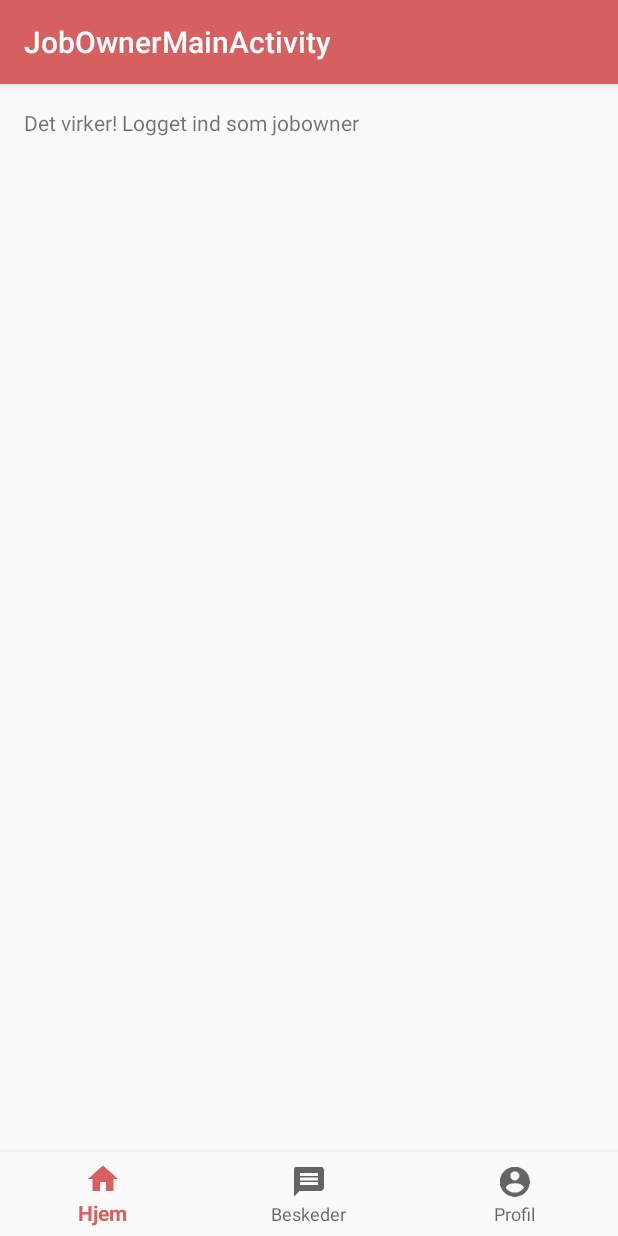
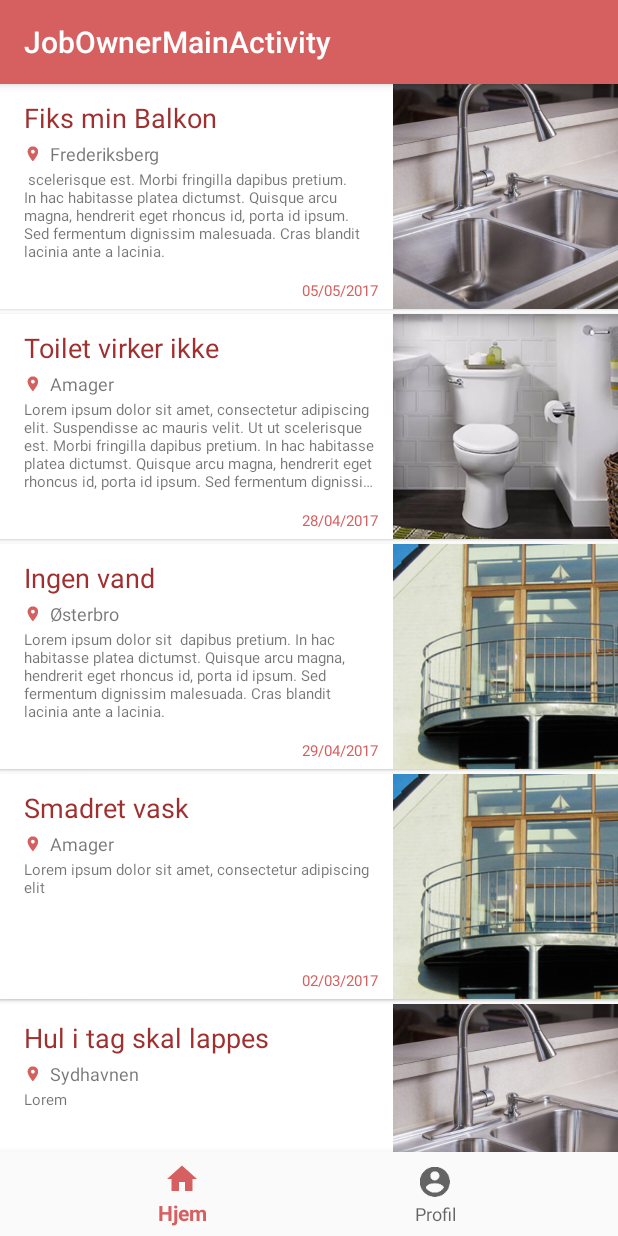
Before and after one commit to emilstepanian/JustHandworker, an Android app: the JobOwnerMainActivity screen opened directly, with no data from a screen before it, on a phone screen of 412 x 824 dp. Run offline under Robolectric (Android 15) with nearby library versions, the phone set to English and light mode, and no system bars; 1 statement that could not run was skipped.

Commit message:
Tilføjet views til jobowner og tilpasset profile page

```diff
--- a/app/src/main/java/com/example/emilstepanian/justhandworker/jobowner/ui/JobOwnerMainActivity.java
+++ b/app/src/main/java/com/example/emilstepanian/justhandworker/jobowner/ui/JobOwnerMainActivity.java
@@ -3,15 +3,30 @@ package com.example.emilstepanian.justhandworker.jobowner.ui;
 import android.os.Bundle;
 import android.support.annotation.NonNull;
 import android.support.design.widget.BottomNavigationView;
+import android.support.v4.app.Fragment;
+import android.support.v4.app.FragmentManager;
+import android.support.v4.app.FragmentTransaction;
 import android.support.v7.app.AppCompatActivity;
 import android.view.MenuItem;
 import android.widget.TextView;
 
 import com.example.emilstepanian.justhandworker.R;
+import com.example.emilstepanian.justhandworker.jobtaker.ui.*;
+import com.example.emilstepanian.justhandworker.jobtaker.ui.HomeContainerFragment;
+import com.example.emilstepanian.justhandworker.shared.model.User;
 
 public class JobOwnerMainActivity extends AppCompatActivity {
 
-    private TextView mTextMessage;
+    private User currentUser;
+
+
+
+    private Fragment fragment, homeFragment, profileFragment;
+    private FragmentManager fragmentManager;
+
+    public User getCurrentUser() {
+        return currentUser;
+    }
 
     private BottomNavigationView.OnNavigationItemSelectedListener mOnNavigationItemSelectedListener
             = new BottomNavigationView.OnNavigationItemSelectedListener() {
@@ -19,17 +34,26 @@ public class JobOwnerMainActivity extends AppCompatActivity {
         @Override
         public boolean onNavigationItemSelected(@NonNull MenuItem item) {
             switch (item.getItemId()) {
-                case R.id.navigation_home:
-                    mTextMessage.setText(R.string.title_home);
-                    return true;
-                case R.id.navigation_messages:
-                    mTextMessage.setText(R.string.title_messages);
-                    return true;
-                case R.id.navigation_profile:
-                    mTextMessage.setText(R.string.title_profile);
-                    return true;
+                case R.id.jobowner_navigation_home:
+                    if(fragment != homeFragment) {
+                        fragment = homeFragment;
+                    }
+
+                    break;
+
+
+                case R.id.jobowner_navigation_profile:
+
+                    if(fragment != profileFragment){
+                        fragment = profileFragment;
+                    }
+
+                    break;
             }
-            return false;
+
+            final FragmentTransaction transaction = fragmentManager.beginTransaction();
+            transaction.replace(R.id.jobowner_main_container, fragment).commit();
+            return true;
         }
 
     };
@@ -37,11 +61,29 @@ public class JobOwnerMainActivity extends AppCompatActivity {
     @Override
     protected void onCreate(Bundle savedInstanceState) {
         super.onCreate(savedInstanceState);
-        setContentView(R.layout.activity_job_owner_main);
+        setContentView(R.layout.activity_jobowner_main);
+        Bundle userInfo = getIntent().getExtras();
 
-        mTextMessage = (TextView) findViewById(R.id.message);
-        BottomNavigationView navigation = (BottomNavigationView) findViewById(R.id.navigation);
+        currentUser = new User(userInfo.getInt("id"), userInfo.getInt("professionId"), userInfo.getString("firstName"), userInfo.getString("lastName"), userInfo.getString("username"), userInfo.getString(("password")));
+
+
+
+        homeFragment = new JobOwnerHomeContainerFragment();
+        profileFragment = new JobOwnerProfileContainerFragment();
+
+
+
+        //Message that shows which menuitem we have selected
+
+        BottomNavigationView navigation = (BottomNavigationView) findViewById(R.id.jobowner_main_navigation);
         navigation.setOnNavigationItemSelectedListener(mOnNavigationItemSelectedListener);
+
+        fragmentManager = getSupportFragmentManager();
+
+        fragment = new HomeContainerFragment();
+        final FragmentTransaction transaction = fragmentManager.beginTransaction();
+        transaction.replace(R.id.jobowner_main_container, fragment).commit();
+
     }
 
 }
--- a/app/src/main/res/layout/activity_job_owner_main.xml
+++ b/app/src/main/res/layout/activity_jobowner_main.xml
@@ -9,29 +9,19 @@
     tools:context="com.example.emilstepanian.justhandworker.jobowner.ui.JobOwnerMainActivity">
 
     <FrameLayout
-        android:id="@+id/content"
+        android:id="@+id/jobowner_main_container"
         android:layout_width="match_parent"
         android:layout_height="0dp"
         android:layout_weight="1">
 
-        <TextView
-            android:id="@+id/message"
-            android:layout_width="match_parent"
-            android:layout_height="wrap_content"
-            android:layout_marginBottom="@dimen/activity_vertical_margin"
-            android:layout_marginLeft="@dimen/activity_horizontal_margin"
-            android:layout_marginRight="@dimen/activity_horizontal_margin"
-            android:layout_marginTop="@dimen/activity_vertical_margin"
-            android:text="@string/welcome_message_for_jobOwner" />
-
     </FrameLayout>
 
     <android.support.design.widget.BottomNavigationView
-        android:id="@+id/navigation"
+        android:id="@+id/jobowner_main_navigation"
         android:layout_width="match_parent"
         android:layout_height="wrap_content"
         android:layout_gravity="bottom"
         android:background="?android:attr/windowBackground"
-        app:menu="@menu/navigation" />
+        app:menu="@menu/jobowner_navigation" />
 
 </LinearLayout>
--- a/app/src/main/res/layout/fragment_profile_page.xml
+++ b/app/src/main/res/layout/fragment_profile_page.xml
@@ -46,7 +46,7 @@
 
 
             <TextView
-                android:id="@+id/textView2"
+                android:id="@+id/profile_page_fullname"
                 android:layout_width="match_parent"
                 android:layout_height="wrap_content"
                 android:paddingBottom="5dp"
@@ -63,7 +63,7 @@
 
 
             <TextView
-                android:id="@+id/textView2"
+                android:id="@+id/profile_page_profession"
                 android:layout_width="match_parent"
                 android:layout_height="wrap_content"
                 android:paddingBottom="5dp"
--- /dev/null
+++ b/app/src/main/res/menu/jobowner_navigation.xml
@@ -0,0 +1,14 @@
+<?xml version="1.0" encoding="utf-8"?>
+<menu xmlns:android="http://schemas.android.com/apk/res/android">
+
+    <item
+        android:id="@+id/jobowner_navigation_home"
+        android:icon="@drawable/ic_home_black_24dp"
+        android:title="@string/title_home" />
+
+    <item
+        android:id="@+id/jobowner_navigation_profile"
+        android:icon="@drawable/ic_account_circle_white_24dp"
+        android:title="@string/title_profile" />
+
+</menu>
```
Also changed, not shown: app/src/main/java/com/example/emilstepanian/justhandworker/jobowner/ui/JobOwnerHomeContainerFragment.java (added, +34 -0 lines), app/src/main/java/com/example/emilstepanian/justhandworker/jobowner/ui/JobOwnerProfileContainerFragment.java (added, +45 -0 lines), app/src/main/java/com/example/emilstepanian/justhandworker/jobtaker/ui/JobTakerMainActivity.java (+12 -0 lines), app/src/main/java/com/example/emilstepanian/justhandworker/shared/model/Profession.java (added, +27 -0 lines), app/src/main/java/com/example/emilstepanian/justhandworker/shared/model/User.java (+12 -0 lines), app/src/main/java/com/example/emilstepanian/justhandworker/shared/ui/MainActivity.java (+17 -0 lines), app/src/main/java/com/example/emilstepanian/justhandworker/shared/ui/ProfilePageFragment.java (+53 -10 lines), app/src/main/res/layout/fragment_jobowner_home_container.xml (added, +8 -0 lines), app/src/main/res/layout/fragment_jobowner_profile_container.xml (added, +8 -0 lines).
